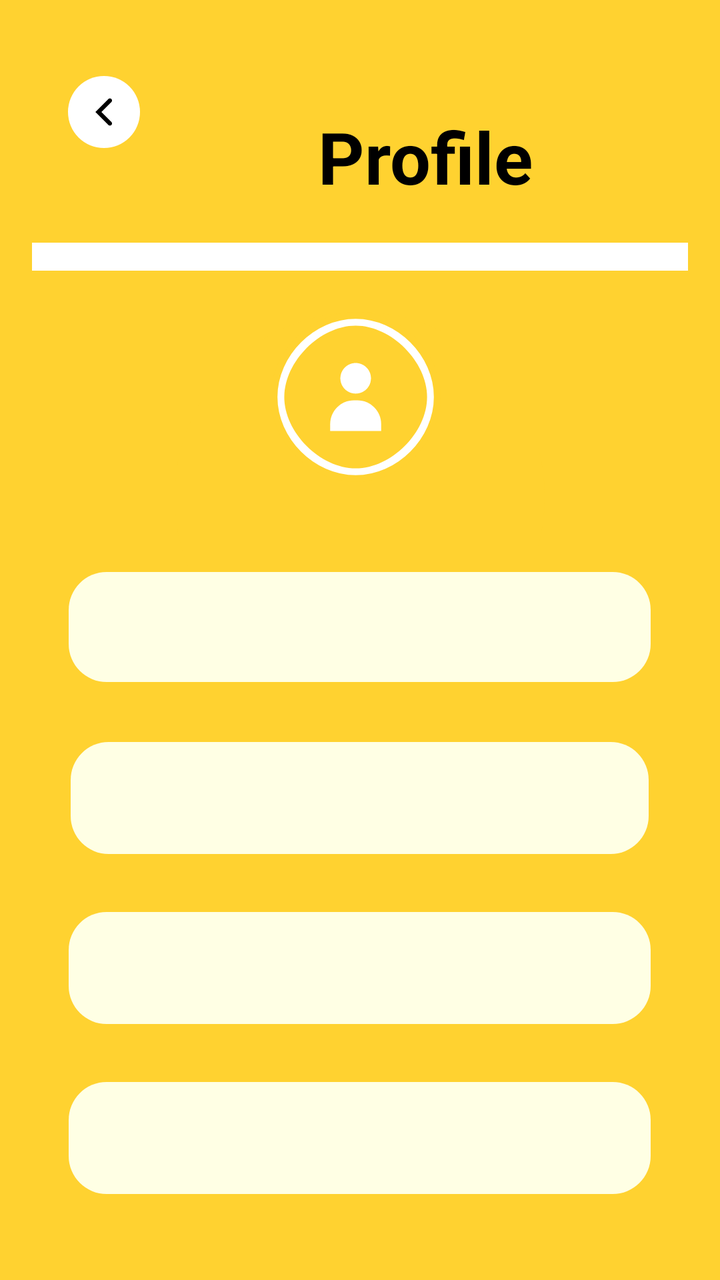
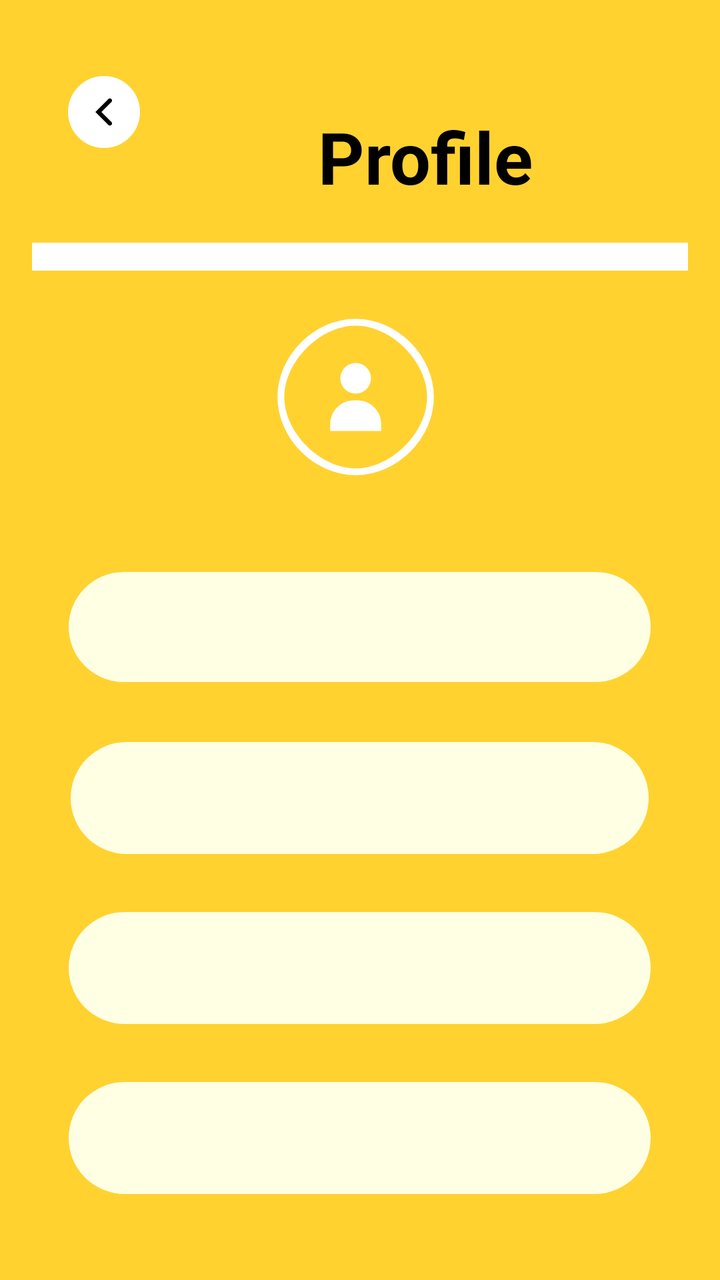

Before-and-after screenshots of an Android layout around one commit, followed by the original layout XML and the change that was made.
<!-- AndroidManifest.xml: application theme Theme.Expo -->
<!-- res/layout/activity_profile.xml -->
<?xml version="1.0" encoding="utf-8"?>
<RelativeLayout xmlns:android="http://schemas.android.com/apk/res/android"
    android:layout_width="match_parent"
    android:layout_height="match_parent"
    android:background="#FFD230"
    android:padding="16dp">

    

    

    

    <View
        android:id="@+id/left_circle"
        android:layout_width="36dp"
        android:layout_height="36dp"
        android:layout_marginStart="18dp"
        android:layout_marginTop="22dp"
        android:background="@drawable/circle_white" />

    <ImageView
        android:id="@+id/arrow_back"
        android:layout_width="26dp"
        android:layout_height="36dp"
        android:layout_alignStart="@id/left_circle"
        android:layout_marginStart="5dp"
        android:layout_marginTop="22dp"
        android:src="@drawable/ic_arrow_black" />

    
    <TextView
        android:id="@+id/profile_text"
        android:layout_width="wrap_content"
        android:layout_height="wrap_content"
        android:layout_marginStart="143dp"
        android:layout_marginTop="38dp"
        android:text="Profile"
        android:textColor="#000000"
        android:textSize="36sp"
        android:textStyle="bold" />

    <View
        android:id="@+id/separator"
        android:layout_width="match_parent"
        android:layout_height="14dp"
        android:layout_marginTop="19dp"
        android:layout_below="@id/profile_text"
        android:background="@android:color/background_light" />

    
    <RelativeLayout
        android:id="@+id/profile_circle"
        android:layout_width="185dp"
        android:layout_height="185dp"
        android:layout_marginTop="140dp"
        android:layout_centerHorizontal="true"
        android:background="@drawable/circle_with_image">

        
        <ImageView
            android:id="@+id/profile_image"
            android:layout_width="85dp"
            android:layout_height="85dp"
            android:layout_alignParentStart="true"
            android:layout_alignParentTop="true"
            android:layout_marginStart="48dp"
            android:layout_marginTop="0dp"
            android:scaleType="centerCrop"
            android:src="@drawable/ic_profile_girl" />
    </RelativeLayout>

    
    <RelativeLayout
        android:id="@+id/name_button"
        android:layout_width="330dp"
        android:layout_height="55dp"
        android:layout_centerHorizontal="true"
        android:layout_marginStart="37dp"
        android:layout_marginTop="270dp"
        android:background="@drawable/rounded_button"
        android:text="Name"
        android:textColor="#000000"
        android:textSize="28sp"
        android:textStyle="normal"
        android:textposition="before" />

    
    <RelativeLayout
        android:id="@+id/mobile_button"
        android:layout_width="330dp"
        android:layout_height="56dp"
        android:layout_centerHorizontal="true"
        android:layout_marginStart="39dp"
        android:layout_marginTop="355dp"
        android:background="@drawable/rounded_button"
        android:text="  Mobile Number"
        android:textColor="#000000"
        android:textSize="28sp"
        android:textStyle="normal" />

    
    <RelativeLayout
        android:id="@+id/email_button"
        android:layout_width="330dp"
        android:layout_height="56dp"
        android:layout_centerHorizontal="true"
        android:layout_marginStart="37dp"
        android:layout_marginTop="440dp"
        android:background="@drawable/rounded_button"
        android:text="Email ID"
        android:textColor="#000000"
        android:textSize="28sp"
        android:textStyle="normal" />

    
    <RelativeLayout
        android:id="@+id/age_button"
        android:layout_width="330dp"
        android:layout_height="56dp"
        android:layout_centerHorizontal="true"
        android:layout_marginStart="37dp"
        android:layout_marginTop="525dp"
        android:background="@drawable/rounded_button"
        android:text="Enter Your Age"
        android:textColor="#000000"
        android:textSize="28sp"
        android:textStyle="normal" />
</RelativeLayout>
<!-- resources referenced by this layout -->
<resources>
  <!-- drawable circle_white (drawable) -->
  <shape xmlns:android="http://schemas.android.com/apk/res/android">
      <solid android:color="#FFFFFF" />
      <corners android:radius="38dp" />
  </shape>
  <!-- drawable circle_with_image (drawable) -->
  <shape xmlns:android="http://schemas.android.com/apk/res/android">
      <solid android:color="#FFD230" />
      <corners android:radius="92dp" />
  </shape>
  <!-- drawable ic_arrow_black (drawable) -->
  <?xml version="1.0" encoding="utf-8"?>
  <vector xmlns:android="http://schemas.android.com/apk/res/android"
      android:width="24dp"
      android:height="24dp"
      android:viewportWidth="24"
      android:viewportHeight="24">
      <path
          android:fillColor="#000000"
          android:pathData="M15.41,16.59L10.83,12L15.41,7.41C15.79,7.03 15.79,6.37 15.41,6C15.03,5.62 14.37,5.62 14,6L8,12L14,18C14.37,18.37 15.03,18.37 15.41,18C15.79,17.63 15.79,16.97 15.41,16.59Z" />
  </vector>
  <!-- drawable ic_profile_girl (drawable) -->
  <?xml version="1.0" encoding="utf-8"?>
  <vector xmlns:android="http://schemas.android.com/apk/res/android"
      android:width="64dp"
      android:height="64dp"
      android:viewportWidth="100"
      android:viewportHeight="100">
  
      
      <path
          android:fillColor="#FFFFFF"
          android:pathData="M50,2C24.561,2 2,24.561 2,50C2,75.439 24.561,98 50,98C75.439,98 98,75.439 98,50C98,24.561 75.439,2 50,2z"
          android:strokeColor="#FFD230"
          android:strokeWidth="4" />
  
      
      <path
          android:fillColor="#FFD230"
          android:pathData="M50,8C29.083,8 8,29.083 8,50C8,70.917 29.083,92 50,92C70.917,92 92,70.917 92,50C92,29.083 70.917,8 50,8z" />
  
      
      <path
          android:fillColor="#FFFFFF"
          android:pathData="M50,30C45.029,30 41,34.029 41,39C41,43.971 45.029,48 50,48C54.971,48 59,43.971 59,39C59,34.029 54.971,30 50,30z" />
  
      
      <path
          android:fillColor="#FFFFFF"
          android:pathData="M35,66C35,58.268 41.268,52 49,52H51C58.732,52 65,58.268 65,66V70H35V66z" />
  </vector>
  <!-- drawable rounded_button (drawable) -->
  <shape xmlns:android="http://schemas.android.com/apk/res/android">
      <solid android:color="#FFFFE4" />
      <corners android:radius="19dp" />
  </shape>
  <style name="Theme.Expo" parent="Base.Theme.Expo" />
  <style name="Base.Theme.Expo" parent="Theme.Material3.DayNight.NoActionBar">
          
          
      </style>
</resources>

<!-- the commit's change to res/layout/activity_profile.xml (unified diff, before → after) -->
@@ -4,12 +4,6 @@
     android:layout_height="match_parent"
     android:background="#FFD230"
     android:padding="16dp">
-
-    
-
-    
-
-    
 
     <View
         android:id="@+id/left_circle"
@@ -28,7 +22,6 @@
         android:layout_marginTop="22dp"
         android:src="@drawable/ic_arrow_black" />
 
-    
     <TextView
         android:id="@+id/profile_text"
         android:layout_width="wrap_content"
@@ -48,7 +41,6 @@
         android:layout_below="@id/profile_text"
         android:background="@android:color/background_light" />
 
-    
     <RelativeLayout
         android:id="@+id/profile_circle"
         android:layout_width="185dp"
@@ -57,7 +49,6 @@
         android:layout_centerHorizontal="true"
         android:background="@drawable/circle_with_image">
 
-        
         <ImageView
             android:id="@+id/profile_image"
             android:layout_width="85dp"
@@ -70,7 +61,6 @@
             android:src="@drawable/ic_profile_girl" />
     </RelativeLayout>
 
-    
     <RelativeLayout
         android:id="@+id/name_button"
         android:layout_width="330dp"
@@ -85,7 +75,6 @@
         android:textStyle="normal"
         android:textposition="before" />
 
-    
     <RelativeLayout
         android:id="@+id/mobile_button"
         android:layout_width="330dp"
@@ -94,12 +83,11 @@
         android:layout_marginStart="39dp"
         android:layout_marginTop="355dp"
         android:background="@drawable/rounded_button"
-        android:text="  Mobile Number"
+        android:text="Mobile Number"
         android:textColor="#000000"
         android:textSize="28sp"
         android:textStyle="normal" />
 
-    
     <RelativeLayout
         android:id="@+id/email_button"
         android:layout_width="330dp"
@@ -113,7 +101,6 @@
         android:textSize="28sp"
         android:textStyle="normal" />
 
-    
     <RelativeLayout
         android:id="@+id/age_button"
         android:layout_width="330dp"
<!-- resource entries referenced after the edit -->
@@ -54,7 +54,7 @@
   <!-- drawable rounded_button (drawable) -->
   <shape xmlns:android="http://schemas.android.com/apk/res/android">
       <solid android:color="#FFFFE4" />
-      <corners android:radius="19dp" />
+      <corners android:radius="39dp" />
   </shape>
   <style name="Theme.Expo" parent="Base.Theme.Expo" />
   <style name="Base.Theme.Expo" parent="Theme.Material3.DayNight.NoActionBar">
